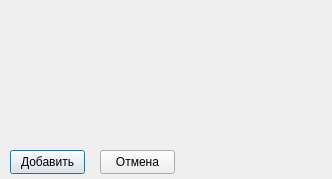
Xaze-debug/Zadanie, file doxod.ui: the form before one commit.
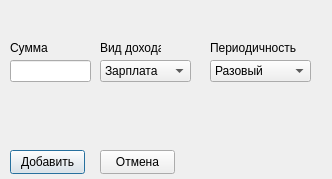
The form after the commit.

The edit to the form file:
```diff
--- a/doxod.ui
+++ b/doxod.ui
@@ -39,6 +39,140 @@
     <string>Отмена</string>
    </property>
   </widget>
+  <widget class="QLineEdit" name="LineDoxod">
+   <property name="geometry">
+    <rect>
+     <x>10</x>
+     <y>60</y>
+     <width>81</width>
+     <height>22</height>
+    </rect>
+   </property>
+  </widget>
+  <widget class="QLabel" name="label">
+   <property name="geometry">
+    <rect>
+     <x>10</x>
+     <y>40</y>
+     <width>81</width>
+     <height>16</height>
+    </rect>
+   </property>
+   <property name="text">
+    <string>Сумма</string>
+   </property>
+  </widget>
+  <widget class="QComboBox" name="BoxVid">
+   <property name="geometry">
+    <rect>
+     <x>100</x>
+     <y>60</y>
+     <width>91</width>
+     <height>22</height>
+    </rect>
+   </property>
+   <item>
+    <property name="text">
+     <string>Зарплата</string>
+    </property>
+   </item>
+   <item>
+    <property name="text">
+     <string>Подарок</string>
+    </property>
+   </item>
+   <item>
+    <property name="text">
+     <string>Выигрыш</string>
+    </property>
+   </item>
+   <item>
+    <property name="text">
+     <string>Займ/Кредит</string>
+    </property>
+   </item>
+   <item>
+    <property name="text">
+     <string>Иное...</string>
+    </property>
+   </item>
+  </widget>
+  <widget class="QLabel" name="label_2">
+   <property name="geometry">
+    <rect>
+     <x>100</x>
+     <y>40</y>
+     <width>61</width>
+     <height>16</height>
+    </rect>
+   </property>
+   <property name="text">
+    <string>Вид дохода</string>
+   </property>
+  </widget>
+  <widget class="QComboBox" name="BoxPeriod">
+   <property name="geometry">
+    <rect>
+     <x>210</x>
+     <y>60</y>
+     <width>101</width>
+     <height>22</height>
+    </rect>
+   </property>
+   <item>
+    <property name="text">
+     <string>Разовый</string>
+    </property>
+   </item>
+   <item>
+    <property name="text">
+     <string>В час</string>
+    </property>
+   </item>
+   <item>
+    <property name="text">
+     <string>В сутки</string>
+    </property>
+   </item>
+   <item>
+    <property name="text">
+     <string>В 7 дней</string>
+    </property>
+   </item>
+   <item>
+    <property name="text">
+     <string>В месяц</string>
+    </property>
+   </item>
+   <item>
+    <property name="text">
+     <string>В 6 месяцев</string>
+    </property>
+   </item>
+   <item>
+    <property name="text">
+     <string>В 12 месяцев</string>
+    </property>
+   </item>
+   <item>
+    <property name="text">
+     <string>Иное...</string>
+    </property>
+   </item>
+  </widget>
+  <widget class="QLabel" name="label_3">
+   <property name="geometry">
+    <rect>
+     <x>210</x>
+     <y>40</y>
+     <width>91</width>
+     <height>16</height>
+    </rect>
+   </property>
+   <property name="text">
+    <string>Периодичность</string>
+   </property>
+  </widget>
  </widget>
  <resources/>
  <connections>
```
